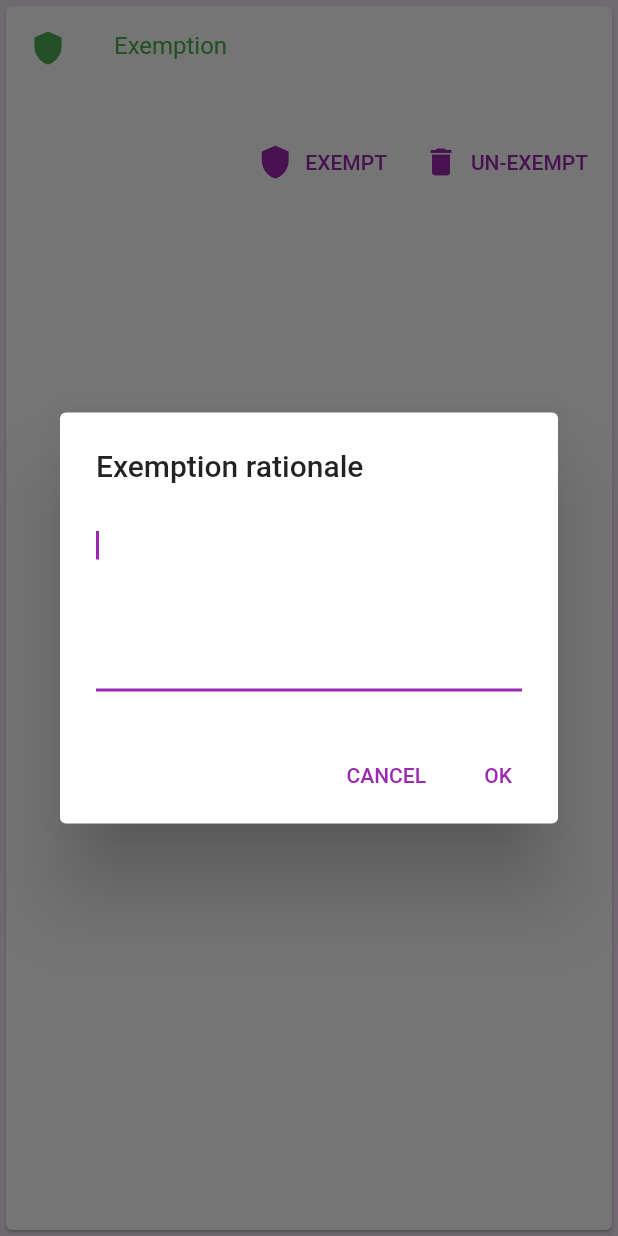
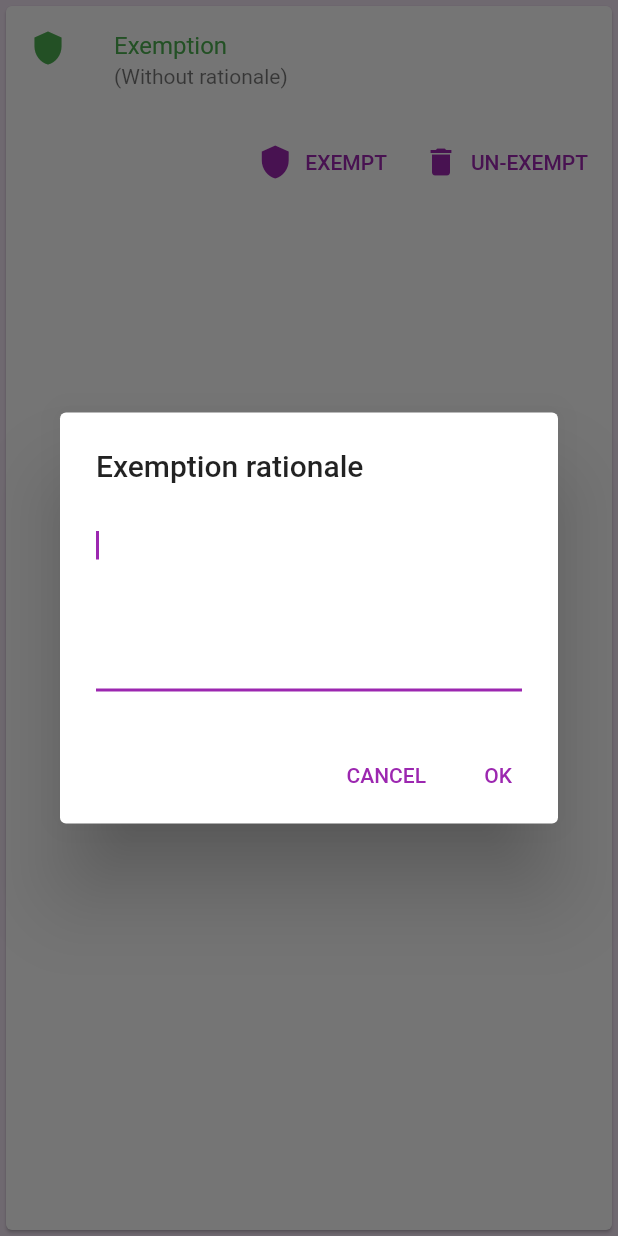
Before and after one commit to philips-software/bom-bar-ui, a Flutter app: the IssuesCard widget shown alone on an empty page, opened directly with empty values, after a tap on "EXEMPT", on a phone screen of 412 x 824 dp. Run offline on Flutter 3.47's test engine with Material 2 defaults, Android fonts, the phone set to English and light mode, and no system bars; our stand-ins replace badges, dio, toast; missing offline and left inert: dart:html, dio_flutter_transformer; network calls fail.

Commit message:
Always show an exemption rationale

```diff
--- a/lib/plugins/file_uploader/web_file_uploader.dart
+++ b/lib/plugins/file_uploader/web_file_uploader.dart
@@ -62,9 +62,7 @@ class FileUploader {
     });
     reader.readAsDataUrl(file);
 
-    return completer.future
-        .whenComplete(() => subscription.cancel())
-        .catchError(() => subscription.cancel());
+    return completer.future.whenComplete(() => subscription.cancel());
   }
 
   Future<void> _uploadDataToServer(
--- a/lib/screens/dependency/issues_card.dart
+++ b/lib/screens/dependency/issues_card.dart
@@ -40,7 +40,9 @@ class IssuesCard extends StatelessWidget {
             ListTile(
               leading: Icon(Icons.shield, color: Colors.green),
               title: Text('Exemption', style: TextStyle(color: Colors.green)),
-              subtitle: Text(dependency.exemption),
+              subtitle: Text(dependency.exemption.isNotEmpty
+                  ? dependency.exemption
+                  : '(Without rationale)'),
             ),
           ButtonBar(
             children: [
```
